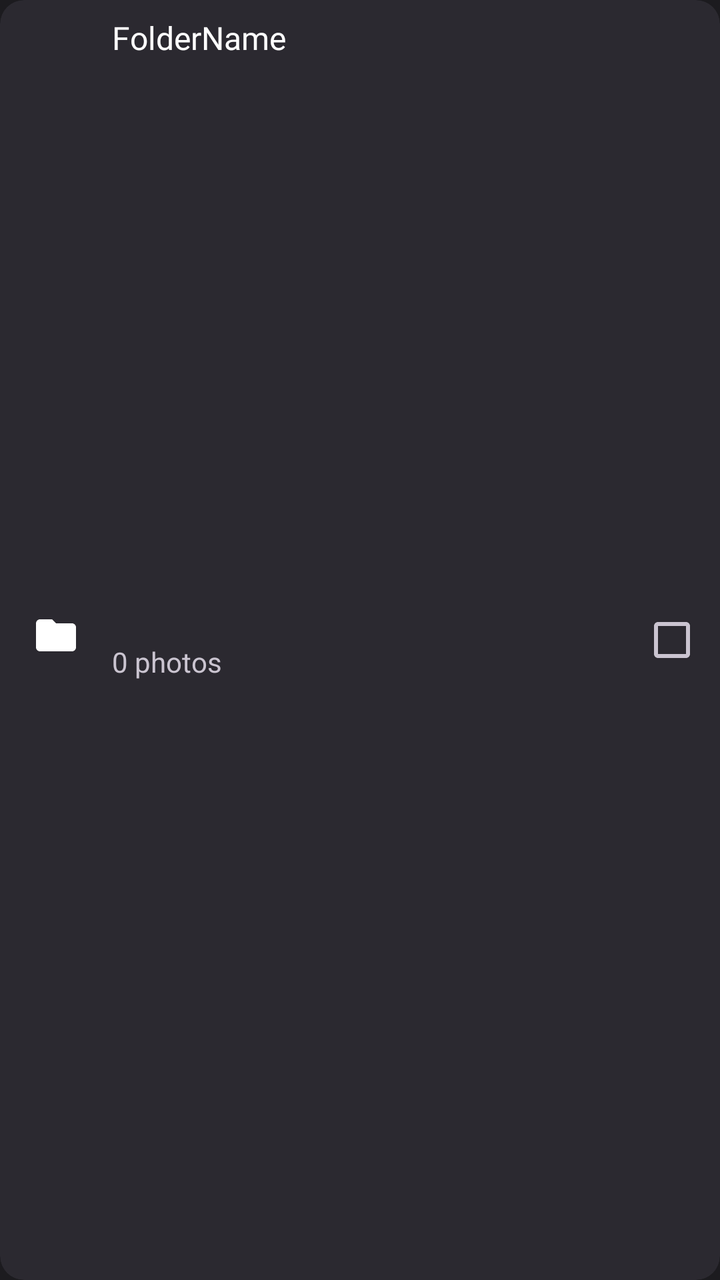
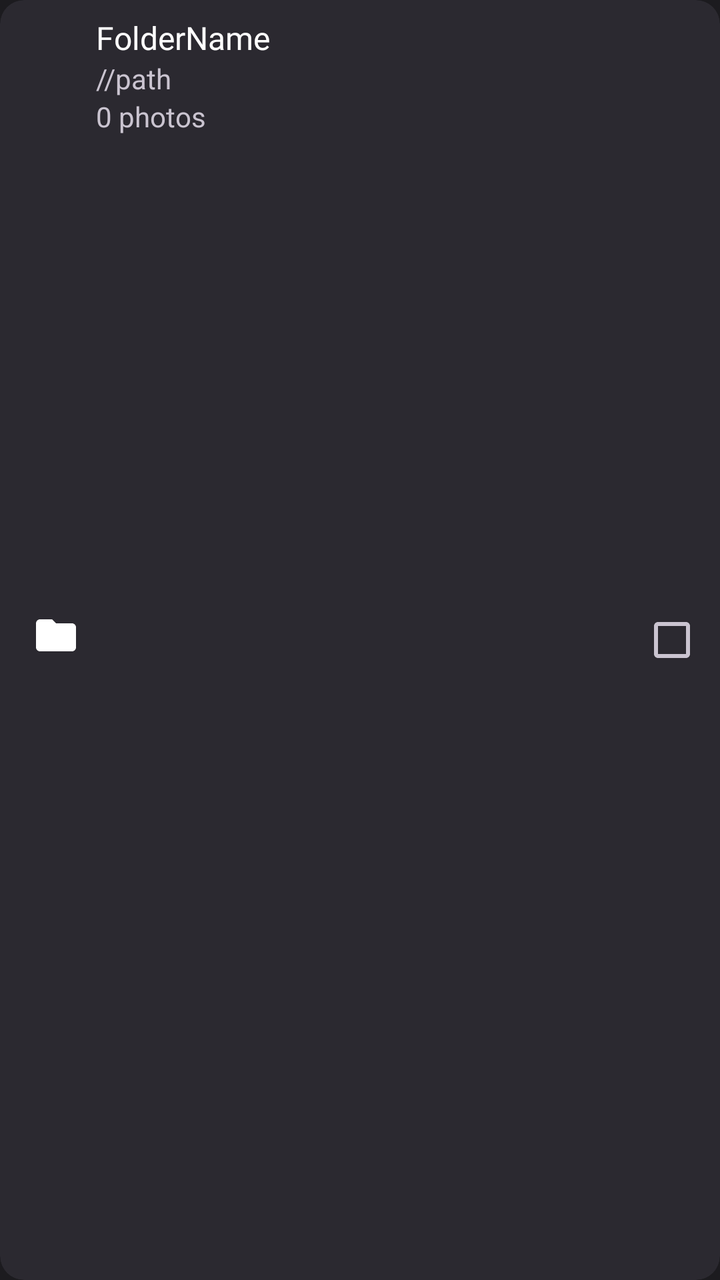

Two renders of the same Android screen: before a commit and after it. Below are the layout's source before the change and the commit's diff.
<!-- AndroidManifest.xml: application theme Theme.Memoria -->
<!-- res/layout/folders_box_item.xml -->
<?xml version="1.0" encoding="utf-8"?>
<com.google.android.material.card.MaterialCardView xmlns:android="http://schemas.android.com/apk/res/android"
    xmlns:app="http://schemas.android.com/apk/res-auto"
    android:id="@+id/box"
    android:layout_width="match_parent"
    android:layout_height="wrap_content"
    android:layout_margin="5dp"
    app:cardBackgroundColor="@color/neutral_17"
    app:strokeWidth="0dp">

    <androidx.constraintlayout.widget.ConstraintLayout
        android:layout_width="match_parent"
        android:layout_height="match_parent">

        <TextView
            android:id="@+id/textView26"
            android:layout_width="0dp"
            android:layout_height="wrap_content"
            android:layout_marginStart="16dp"
            android:layout_marginTop="8dp"
            android:ellipsize="end"
            android:fontFamily="@font/hanken_grotesk"
            android:lines="1"
            android:text="FolderName"
            android:textColor="@android:color/white"
            android:textSize="16sp"
            app:layout_constraintEnd_toStartOf="@+id/checkBox"
            app:layout_constraintStart_toEndOf="@+id/imageView15"
            app:layout_constraintTop_toTopOf="parent" />

        <TextView
            android:id="@+id/textView27"
            android:layout_width="wrap_content"
            android:layout_height="wrap_content"
            android:layout_marginBottom="8dp"
            android:text="0 photos"
            app:layout_constraintBottom_toBottomOf="parent"
            app:layout_constraintStart_toStartOf="@+id/textView26"
            app:layout_constraintTop_toBottomOf="@+id/textView26" />

        <com.google.android.material.checkbox.MaterialCheckBox
            android:id="@+id/checkBox"
            android:layout_width="wrap_content"
            android:layout_height="wrap_content"
            android:clickable="false"
            app:layout_constraintBottom_toBottomOf="parent"
            app:layout_constraintEnd_toEndOf="parent"
            app:layout_constraintTop_toTopOf="parent" />

        <ImageView
            android:id="@+id/imageView15"
            android:layout_width="wrap_content"
            android:layout_height="0dp"
            android:layout_marginStart="16dp"
            android:layout_marginBottom="5dp"
            app:layout_constraintBottom_toBottomOf="parent"
            app:layout_constraintStart_toStartOf="parent"
            app:layout_constraintTop_toTopOf="parent"
            app:srcCompat="@drawable/baseline_folder_24" />
    </androidx.constraintlayout.widget.ConstraintLayout>

</com.google.android.material.card.MaterialCardView>
<!-- resources referenced by this layout -->
<resources>
  <color name="neutral_17">#2B2930</color>
  <style name="Theme.Memoria" parent="Base.Theme.Memoria" />
  <color name="primary_80">#D0BCFF</color>
  <color name="primary_20">#381E72</color>
  <color name="primary_30">#4F378B</color>
  <color name="primary_90">#EADDFF</color>
  <color name="primary_40">#6750A4</color>
  <color name="secondary_80">#CCC2DC</color>
  <color name="secondary_20">#332D41</color>
  <color name="secondary_30">#4A4458</color>
  <color name="secondary_90">#E8DEF8</color>
  <color name="tertiary_80">#EFB8C8</color>
  <color name="tertiary_20">#492532</color>
  <color name="tertiary_30">#633B48</color>
  <color name="tertiary_90">#FFD8E4</color>
  <color name="error_80">#F2B8B5</color>
  <color name="error_20">#601410</color>
  <color name="error_30">#8C1D18</color>
  <color name="error_90">#F9DEDC</color>
  <color name="neutral_10">#1C1B1F</color>
  <color name="neutral_90">#E6E1E5</color>
  <color name="neutral_variant_30">#444548</color>
  <color name="neutral_variant_80">#CAC4D0</color>
  <color name="neutral_4">#0F0E11</color>
  <color name="neutral_12">#211F23</color>
  <color name="neutral_22">#36343B</color>
  <color name="neutral_24">#3B383E</color>
  <color name="neutral_variant_60">#938F99</color>
  <color name="neutral_20">#313033</color>
  <style name="TextAppearance.Memoria.HeadlineLarge" parent="TextAppearance.Material3.HeadlineLarge">
          <item name="fontFamily">@font/hanken_grotesk</item>
          <item name="android:fontFamily">@font/hanken_grotesk</item>
          <item name="android:textSize">57sp</item>
          <item name="android:textColor">?attr/colorOnBackground</item>
      </style>
  <style name="TextAppearance.Memoria.HeadlineMedium" parent="TextAppearance.Material3.HeadlineMedium">
          <item name="fontFamily">@font/hanken_grotesk</item>
          <item name="android:fontFamily">@font/hanken_grotesk</item>
          <item name="android:textSize">45sp</item>
          <item name="android:textColor">?attr/colorOnBackground</item>
      </style>
  <style name="TextAppearance.Memoria.BodyLarge" parent="TextAppearance.Material3.BodyLarge">
          <item name="fontFamily">@font/hanken_grotesk</item>
          <item name="android:fontFamily">@font/hanken_grotesk</item>
          <item name="android:textSize">16sp</item>
          <item name="android:textColor">?attr/colorOnSurface</item>
      </style>
  <style name="TextAppearance.Memoria.BodyMedium" parent="TextAppearance.Material3.BodyMedium">
          <item name="fontFamily">@font/hanken_grotesk</item>
          <item name="android:fontFamily">@font/hanken_grotesk</item>
          <item name="android:textSize">14sp</item>
          <item name="android:textColor">?attr/colorOnSurfaceVariant</item>
      </style>
  <style name="TextAppearance.Memoria.Label" parent="TextAppearance.Material3.LabelLarge">
          <item name="fontFamily">@font/jetbrains_mono</item>
          <item name="android:fontFamily">@font/jetbrains_mono</item>
          <item name="android:textSize">14sp</item>
          <item name="android:letterSpacing">0.02</item>
      </style>
  <style name="Widget.Memoria.Button.Primary" parent="Widget.Material3.Button">
          <item name="backgroundTint">@color/primary_80</item>
          <item name="android:textColor">@color/primary_20</item>
          <item name="cornerRadius">24dp</item>
          <item name="android:textAppearance">@style/TextAppearance.Memoria.Label</item>
      </style>
  <style name="Widget.Memoria.SearchBar" parent="Widget.Material3.SearchBar">
          <item name="backgroundTint">@color/neutral_17</item>
          <item name="android:textColorHint">@color/neutral_variant_60</item>
          <item name="hintTextColor">@color/neutral_variant_60</item>
          <item name="shapeAppearance">@style/ShapeAppearance.Memoria.Pill</item>
      </style>
  <style name="ShapeAppearance.Memoria.Pill" parent="ShapeAppearance.Material3.Corner.Full">
          <item name="cornerSize">50%</item>
      </style>
  <!-- unchanged entries left out for length: 2 -->
</resources>

<!-- the commit's change to res/layout/folders_box_item.xml (unified diff, before → after) -->
@@ -1,42 +1,55 @@
 <?xml version="1.0" encoding="utf-8"?>
 <com.google.android.material.card.MaterialCardView xmlns:android="http://schemas.android.com/apk/res/android"
     xmlns:app="http://schemas.android.com/apk/res-auto"
+    xmlns:tools="http://schemas.android.com/tools"
     android:id="@+id/box"
     android:layout_width="match_parent"
     android:layout_height="wrap_content"
     android:layout_margin="5dp"
     app:cardBackgroundColor="@color/neutral_17"
+    app:strokeColor="@color/primary_80"
     app:strokeWidth="0dp">
 
     <androidx.constraintlayout.widget.ConstraintLayout
         android:layout_width="match_parent"
         android:layout_height="match_parent">
 
-        <TextView
-            android:id="@+id/textView26"
+        <LinearLayout
             android:layout_width="0dp"
-            android:layout_height="wrap_content"
-            android:layout_marginStart="16dp"
+            android:layout_height="match_parent"
+            android:layout_marginStart="8dp"
             android:layout_marginTop="8dp"
-            android:ellipsize="end"
-            android:fontFamily="@font/hanken_grotesk"
-            android:lines="1"
-            android:text="FolderName"
-            android:textColor="@android:color/white"
-            android:textSize="16sp"
+            android:layout_marginEnd="8dp"
+            android:layout_marginBottom="8dp"
+            android:orientation="vertical"
+            app:layout_constraintBottom_toBottomOf="parent"
             app:layout_constraintEnd_toStartOf="@+id/checkBox"
             app:layout_constraintStart_toEndOf="@+id/imageView15"
-            app:layout_constraintTop_toTopOf="parent" />
+            app:layout_constraintTop_toTopOf="parent">
 
-        <TextView
-            android:id="@+id/textView27"
-            android:layout_width="wrap_content"
-            android:layout_height="wrap_content"
-            android:layout_marginBottom="8dp"
-            android:text="0 photos"
-            app:layout_constraintBottom_toBottomOf="parent"
-            app:layout_constraintStart_toStartOf="@+id/textView26"
-            app:layout_constraintTop_toBottomOf="@+id/textView26" />
+            <TextView
+                android:id="@+id/textView26"
+                android:layout_width="match_parent"
+                android:layout_height="wrap_content"
+                android:ellipsize="end"
+                android:fontFamily="@font/hanken_grotesk"
+                android:lines="1"
+                android:text="FolderName"
+                android:textColor="@android:color/white"
+                android:textSize="16sp" />
+
+            <TextView
+                android:id="@+id/textView24"
+                android:layout_width="match_parent"
+                android:layout_height="wrap_content"
+                android:text="//path" />
+
+            <TextView
+                android:id="@+id/textView27"
+                android:layout_width="match_parent"
+                android:layout_height="wrap_content"
+                android:text="0 photos" />
+        </LinearLayout>
 
         <com.google.android.material.checkbox.MaterialCheckBox
             android:id="@+id/checkBox"
